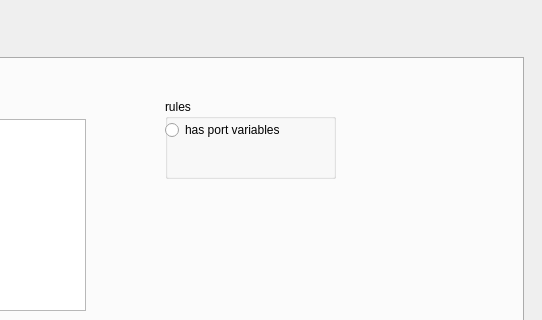
First picture: the form in OntologyFoundationEditor/editor_foundation_ontology_gui.ui, repository heinz-preisig/ProMo-packages-OntologyBuilder, before the edit; both pictures show x 314 to 856 and y 257 to 577 of the 856 by 817 pixel window.
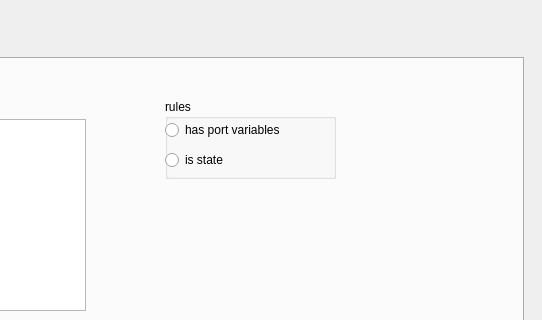
Second picture: the form after the edit. The open tabs and pages were chosen to show the change.

Commit message: error in graph editor fixed -- transfer mechanism on both side of an intraface must be the same. If they are not, then the right one (sink) is set to the left one (source)

Patch:
```diff
--- a/OntologyFoundationEditor/editor_foundation_ontology_gui.ui
+++ b/OntologyFoundationEditor/editor_foundation_ontology_gui.ui
@@ -506,6 +506,28 @@
        </property>
        <property name="text">
         <string>has port variables</string>
+       </property>
+       <property name="autoExclusive">
+        <bool>false</bool>
+       </property>
+      </widget>
+      <widget class="QRadioButton" name="radioButtonIsState">
+       <property name="geometry">
+        <rect>
+         <x>0</x>
+         <y>50</y>
+         <width>151</width>
+         <height>22</height>
+        </rect>
+       </property>
+       <property name="toolTip">
+        <string extracomment="enable if variable class is represent the state for the node"/>
+       </property>
+       <property name="text">
+        <string>is state</string>
+       </property>
+       <property name="autoExclusive">
+        <bool>false</bool>
        </property>
       </widget>
      </widget>
```
Left out of the diff: 7 changed lines with no effect on the pictures. The commit also changes 5 other files.
